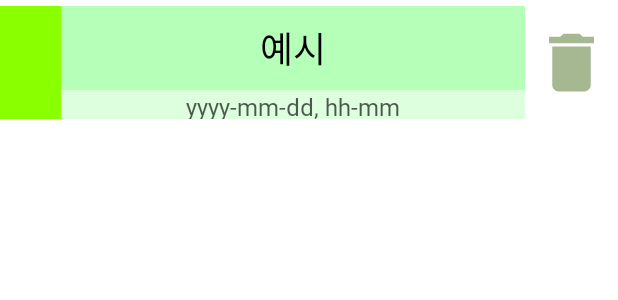
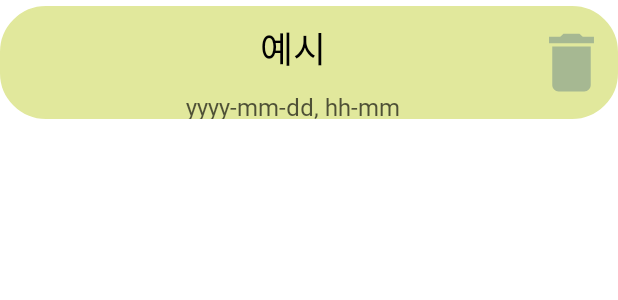
Before and after one commit to chmin1020/ShoppingCart, an Android app: the layout big_list.xml on its own in the app's theme, with its tools: preview values and no code run, on a phone screen of 412 x 824 dp. Shown: the top 300 px of the screen. Run offline under Robolectric (Android 15) with nearby library versions, the phone set to English and light mode, and no system bars.

Commit message:
middle progress for changing UI

```diff
--- /dev/null
+++ b/app/src/main/res/drawable/list_border.xml
@@ -0,0 +1,8 @@
+<?xml version="1.0" encoding="utf-8"?>
+<shape xmlns:android="http://schemas.android.com/apk/res/android">
+    <solid android:color="@color/colorPrimary"/>
+    <stroke
+        android:width="1.5dp"
+        android:color="@color/colorPrimary"/>
+    <corners android:radius="30dp"/>
+</shape>
--- a/app/src/main/res/layout/big_list.xml
+++ b/app/src/main/res/layout/big_list.xml
@@ -6,14 +6,14 @@
     android:weightSum="10"
     android:layout_marginVertical="4dp"
     android:clickable="true"
-    android:focusable="true">
+    android:focusable="true"
+    android:background="@drawable/list_border">
 
     <TextView
         android:id="@+id/tv_head"
         android:layout_width="0dp"
         android:layout_height="match_parent"
         android:layout_weight="1"
-        android:background="@color/bigList_head"
         android:gravity="center"/>
 
     <LinearLayout
@@ -28,7 +28,6 @@
             android:layout_width="match_parent"
             android:layout_height="0dp"
             android:layout_weight="3"
-            android:background="@color/bigList_content"
             android:fontFamily="@font/font_goodharu"
             android:text="@string/example"
             android:textColor="@color/regularText"
@@ -40,7 +39,6 @@
             android:layout_width="match_parent"
             android:layout_height="0dp"
             android:layout_weight="1"
-            android:background="@color/bigList_date"
             android:fontFamily="@font/font_goodharu"
             android:text="@string/date_form"
             android:textColor="#A7000000"
--- a/app/src/main/res/values-night/colors.xml
+++ b/app/src/main/res/values-night/colors.xml
@@ -3,10 +3,6 @@
     <color name="colorPrimary">#909E7F</color>
     <color name="colorPrimaryDark">#6A786B</color>
     <color name="colorAccent">#19BA20</color>
-
-    <color name="bigList_head">#89CC8C</color>
-    <color name="bigList_content">#ACD5AE</color>
-    <color name="bigList_date">#9FEFA2</color>
 
     <color name="smallList">#ABD3AD</color>
 
--- a/app/src/main/res/values/colors.xml
+++ b/app/src/main/res/values/colors.xml
@@ -3,10 +3,6 @@
     <color name="colorPrimary">#E1E89C</color>
     <color name="colorPrimaryDark">#BDDD02</color>
     <color name="colorAccent">#009106</color>
-
-    <color name="bigList_head">#89FF00</color>
-    <color name="bigList_content">#B6FFB9</color>
-    <color name="bigList_date">#DDFFDE</color>
 
     <color name="smallList">#DFFFE0</color>
 
```
